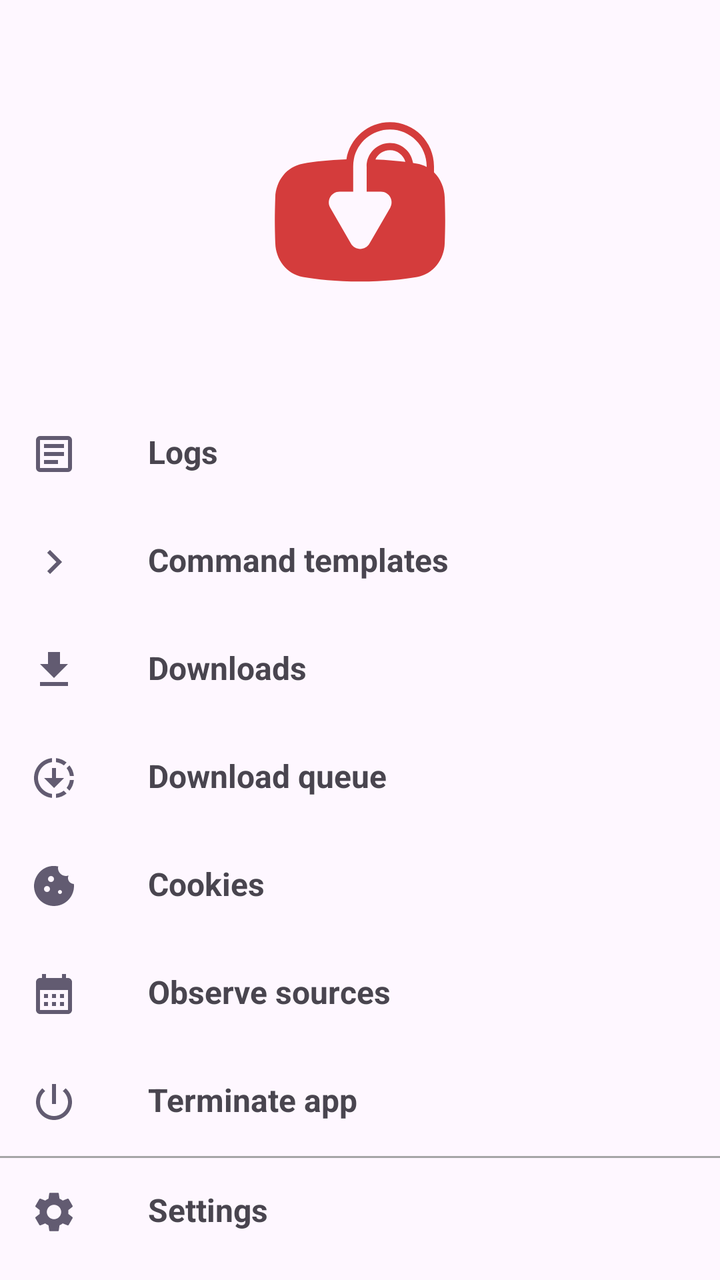
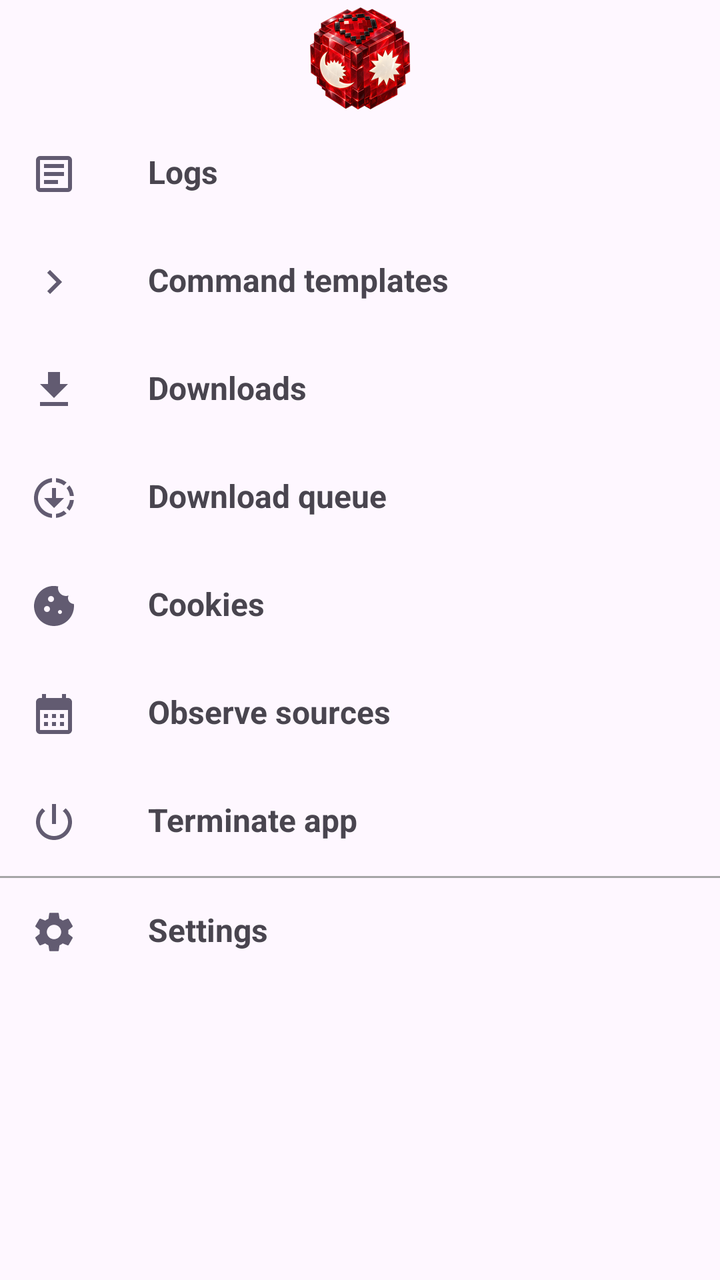

Screens rendered from an Android XML layout before and after an edit, with the pre-edit source and the edit as a unified diff.
<!-- AndroidManifest.xml: application theme BaseTheme -->
<!-- res/layout/fragment_more.xml -->
<?xml version="1.0" encoding="utf-8"?>
<RelativeLayout xmlns:app="http://schemas.android.com/apk/res-auto"
    xmlns:android="http://schemas.android.com/apk/res/android"
    xmlns:tools="http://schemas.android.com/tools"
    android:layout_width="match_parent"
    android:layout_height="wrap_content">

    <ScrollView
        android:layout_width="match_parent"
        android:layout_height="match_parent">

        <LinearLayout
            android:layout_width="match_parent"
            android:layout_height="wrap_content"
            android:gravity="top"
            android:orientation="vertical"
            tools:ignore="MissingConstraints">

            <ImageView
                android:id="@+id/app_icon"
                android:layout_width="wrap_content"
                android:layout_height="wrap_content"
                android:layout_gravity="center"
                android:background="@drawable/ic_app_icon"
                android:scaleType="center" />

            <TextView
                android:id="@+id/logs"
                android:layout_width="match_parent"
                android:layout_height="wrap_content"
                android:text="@string/logs"
                android:textStyle="bold"
                android:clickable="true"
                android:focusable="true"
                android:background="?android:attr/selectableItemBackground"
                android:paddingHorizontal="15dp"
                android:paddingVertical="15dp"
                android:drawablePadding="35dp"
                android:textSize="16sp"
                app:drawableStartCompat="@drawable/ic_baseline_file_open_24" />


            <TextView
                android:id="@+id/command_templates"
                android:layout_width="match_parent"
                android:layout_height="wrap_content"
                android:drawablePadding="35dp"
                android:textSize="16sp"
                android:paddingVertical="15dp"
                android:text="@string/command_templates"
                android:textStyle="bold"
                android:clickable="true"
                android:focusable="true"
                android:background="?android:attr/selectableItemBackground"
                android:paddingHorizontal="15dp"
                app:drawableStartCompat="@drawable/ic_baseline_keyboard_arrow_right_24" />

            <TextView
                android:id="@+id/downloads"
                android:layout_width="match_parent"
                android:layout_height="wrap_content"
                android:drawablePadding="35dp"
                android:textSize="16sp"
                android:paddingVertical="15dp"
                android:text="@string/downloads"
                android:textStyle="bold"
                android:clickable="true"
                android:focusable="true"
                android:background="?android:attr/selectableItemBackground"
                android:paddingHorizontal="15dp"
                app:drawableTint="?android:colorAccent"
                app:drawableStartCompat="@drawable/ic_downloads" />

            <TextView
                android:id="@+id/download_queue"
                android:layout_width="match_parent"
                android:layout_height="wrap_content"
                android:drawablePadding="35dp"
                android:textSize="16sp"
                android:paddingVertical="15dp"
                android:text="@string/download_queue"
                android:textStyle="bold"
                android:clickable="true"
                android:focusable="true"
                android:background="?android:attr/selectableItemBackground"
                android:paddingHorizontal="15dp"
                app:drawableTint="?android:colorAccent"
                app:drawableStartCompat="@drawable/baseline_downloading_24" />

            <TextView
                android:id="@+id/cookies"
                android:layout_width="match_parent"
                android:layout_height="wrap_content"
                android:drawablePadding="35dp"
                android:textSize="16sp"
                android:paddingVertical="15dp"
                android:text="@string/cookies"
                android:textStyle="bold"
                android:clickable="true"
                android:focusable="true"
                android:background="?android:attr/selectableItemBackground"
                android:paddingHorizontal="15dp"
                app:drawableStartCompat="@drawable/baseline_cookie_24" />

            <TextView
                android:id="@+id/observe_sources"
                android:layout_width="match_parent"
                android:layout_height="wrap_content"
                android:drawablePadding="35dp"
                android:textSize="16sp"
                android:paddingVertical="15dp"
                android:text="@string/observe_sources"
                android:textStyle="bold"
                android:clickable="true"
                android:focusable="true"
                android:background="?android:attr/selectableItemBackground"
                android:paddingHorizontal="15dp"
                app:drawableStartCompat="@drawable/baseline_calendar_month_24" />

            <TextView
                android:id="@+id/terminate"
                android:layout_width="match_parent"
                android:layout_height="wrap_content"
                android:drawablePadding="35dp"
                android:textSize="16sp"
                android:clickable="true"
                android:focusable="true"
                android:background="?android:attr/selectableItemBackground"
                android:paddingVertical="15dp"
                android:text="@string/kill_app"
                android:textStyle="bold"
                android:paddingHorizontal="15dp"
                app:drawableStartCompat="@drawable/ic_power" />


            <View
                android:layout_margin="0dp"
                style="@style/Divider.Horizontal" />

            <TextView
                android:id="@+id/settings"
                android:layout_width="match_parent"
                android:layout_height="wrap_content"
                android:drawablePadding="35dp"
                android:textSize="16sp"
                android:paddingVertical="15dp"
                android:text="@string/settings"
                android:textStyle="bold"
                android:clickable="true"
                android:focusable="true"
                android:background="?android:attr/selectableItemBackground"
                android:paddingHorizontal="15dp"
                app:drawableStartCompat="@drawable/ic_settings" />

        </LinearLayout>

    </ScrollView>


</RelativeLayout>
<!-- resources referenced by this layout -->
<resources>
  <!-- drawable ic_app_icon (drawable) -->
  <vector
      xmlns:android="http://schemas.android.com/apk/res/android"
      android:name="vector"
      android:width="200dp"
      android:gravity="fill_horizontal|fill_vertical"
      android:height="200dp"
      android:viewportWidth="108"
      android:viewportHeight="108">
      <path
          android:name="path"
          android:pathData="M 73.977 46.512 C 75.734 48.222 76.781 50.662 76.872 53.315 C 76.945 55.412 77 57.629 77 59.482 C 77 61.335 76.945 63.552 76.872 65.649 C 76.718 70.133 73.835 74.006 69.404 74.78 C 65.706 75.426 60.571 76 54 76 C 47.429 76 42.294 75.426 38.596 74.78 C 34.165 74.006 31.282 70.133 31.128 65.649 C 31.055 63.552 31 61.335 31 59.482 C 31 57.629 31.055 55.412 31.128 53.315 C 31.282 48.831 34.165 44.957 38.596 44.183 C 41.576 43.663 45.489 43.189 50.335 43.025 C 51.232 37.348 56.145 33 62.083 33 C 68.658 33 73.977 38.331 73.977 44.895 L 73.977 46.512 Z M 52.345 42.976 C 52.886 42.968 53.438 42.963 54 42.963 L 54.086 42.963 C 53.495 42.964 52.915 42.969 52.347 42.978 C 52.224 43.601 52.16 44.244 52.16 44.902 L 52.16 51.756 L 48.489 51.76 C 46.26 51.763 44.867 54.174 45.98 56.106 L 51.541 65.764 C 52.656 67.699 55.448 67.701 56.565 65.767 L 62.15 56.095 C 63.267 54.161 61.869 51.744 59.636 51.747 L 55.803 51.752 L 55.803 44.902 L 55.803 44.895 L 55.782 44.895 C 55.782 41.413 58.603 38.59 62.083 38.59 C 65.26 38.59 67.888 40.943 68.322 44.003 C 68.695 44.062 69.056 44.122 69.404 44.183 C 70.345 44.347 71.216 44.651 72.006 45.071 L 72.006 44.895 C 72.006 39.412 67.563 34.967 62.083 34.967 C 57.259 34.967 53.239 38.411 52.345 42.976 Z M 66.248 43.705 C 65.731 41.885 64.058 40.557 62.083 40.557 C 60.356 40.557 58.86 41.571 58.166 43.043 C 61.248 43.162 63.941 43.407 66.248 43.705 Z"
          android:fillColor="#d43c3c"
          android:strokeWidth="1"
          android:fillType="evenOdd"/>
  </vector>
  <!-- drawable ic_downloads (drawable) -->
  <vector android:height="24dp"
      android:viewportHeight="24" android:viewportWidth="24"
      android:width="24dp" xmlns:android="http://schemas.android.com/apk/res/android">
      <path android:fillColor="?android:colorAccent" android:pathData="M5,20h14v-2H5V20zM19,9h-4V3H9v6H5l7,7L19,9z"/>
  </vector>
  <string name="command_templates">Command templates</string>
  <string name="cookies">Cookies</string>
  <string name="download_queue">Download queue</string>
  <string name="downloads">Downloads</string>
  <string name="kill_app">Terminate app</string>
  <string name="logs">Logs</string>
  <string name="observe_sources">Observe sources</string>
  <string name="settings">Settings</string>
  <style name="Divider.Horizontal" parent="Divider">
          <item name="android:layout_width">match_parent</item>
          <item name="android:layout_height">1dp</item> // You can change thickness here.
          <item name="android:layout_marginBottom">10dp</item>
      </style>
  <style name="Divider">
          <item name="android:background">@color/light_grey</item>
      </style>
  <style name="Preference.SwitchPreferenceCompat.Material3" parent="@style/Preference.SwitchPreferenceCompat.Material">
          <item name="widgetLayout">@layout/preferece_material_switch</item>
      </style>
  <style name="snackBarStyle" parent="@style/Widget.Material3.Snackbar">
          <item name="shapeAppearance">@style/ShapeAppearance.Material3.Corner.ExtraLarge</item>
          <item name="android:paddingStart">20dp</item>
          <item name="android:paddingEnd">20dp</item>
          <item name="maxLines">2</item>
          <item name="animationMode">slide</item>
      </style>
  <style name="PreferenceTheme" parent="PreferenceThemeOverlay">
          <item name="singleLineTitle">false</item>
      </style>
  <color name="light_grey">#A6A6A6</color>
  <!-- unchanged entries left out for length: 8 -->
</resources>

<!-- the commit's change to res/layout/fragment_more.xml (unified diff, before → after) -->
@@ -21,7 +21,8 @@
                 android:layout_width="wrap_content"
                 android:layout_height="wrap_content"
                 android:layout_gravity="center"
-                android:background="@drawable/ic_app_icon"
+                android:src="@drawable/setotower_mark"
+                android:background="@android:color/transparent"
                 android:scaleType="center" />
 
             <TextView
<!-- resource entries referenced after the edit -->
@@ -1,27 +1,12 @@
 <!-- resources referenced by this layout -->
 <resources>
-  <!-- drawable ic_app_icon (drawable) -->
-  <vector
-      xmlns:android="http://schemas.android.com/apk/res/android"
-      android:name="vector"
-      android:width="200dp"
-      android:gravity="fill_horizontal|fill_vertical"
-      android:height="200dp"
-      android:viewportWidth="108"
-      android:viewportHeight="108">
-      <path
-          android:name="path"
-          android:pathData="M 73.977 46.512 C 75.734 48.222 76.781 50.662 76.872 53.315 C 76.945 55.412 77 57.629 77 59.482 C 77 61.335 76.945 63.552 76.872 65.649 C 76.718 70.133 73.835 74.006 69.404 74.78 C 65.706 75.426 60.571 76 54 76 C 47.429 76 42.294 75.426 38.596 74.78 C 34.165 74.006 31.282 70.133 31.128 65.649 C 31.055 63.552 31 61.335 31 59.482 C 31 57.629 31.055 55.412 31.128 53.315 C 31.282 48.831 34.165 44.957 38.596 44.183 C 41.576 43.663 45.489 43.189 50.335 43.025 C 51.232 37.348 56.145 33 62.083 33 C 68.658 33 73.977 38.331 73.977 44.895 L 73.977 46.512 Z M 52.345 42.976 C 52.886 42.968 53.438 42.963 54 42.963 L 54.086 42.963 C 53.495 42.964 52.915 42.969 52.347 42.978 C 52.224 43.601 52.16 44.244 52.16 44.902 L 52.16 51.756 L 48.489 51.76 C 46.26 51.763 44.867 54.174 45.98 56.106 L 51.541 65.764 C 52.656 67.699 55.448 67.701 56.565 65.767 L 62.15 56.095 C 63.267 54.161 61.869 51.744 59.636 51.747 L 55.803 51.752 L 55.803 44.902 L 55.803 44.895 L 55.782 44.895 C 55.782 41.413 58.603 38.59 62.083 38.59 C 65.26 38.59 67.888 40.943 68.322 44.003 C 68.695 44.062 69.056 44.122 69.404 44.183 C 70.345 44.347 71.216 44.651 72.006 45.071 L 72.006 44.895 C 72.006 39.412 67.563 34.967 62.083 34.967 C 57.259 34.967 53.239 38.411 52.345 42.976 Z M 66.248 43.705 C 65.731 41.885 64.058 40.557 62.083 40.557 C 60.356 40.557 58.86 41.571 58.166 43.043 C 61.248 43.162 63.941 43.407 66.248 43.705 Z"
-          android:fillColor="#d43c3c"
-          android:strokeWidth="1"
-          android:fillType="evenOdd"/>
-  </vector>
   <!-- drawable ic_downloads (drawable) -->
   <vector android:height="24dp"
       android:viewportHeight="24" android:viewportWidth="24"
       android:width="24dp" xmlns:android="http://schemas.android.com/apk/res/android">
       <path android:fillColor="?android:colorAccent" android:pathData="M5,20h14v-2H5V20zM19,9h-4V3H9v6H5l7,7L19,9z"/>
   </vector>
+  <!-- drawable setotower_mark: png bitmap (drawable-nodpi, 49876 bytes) -->
   <string name="command_templates">Command templates</string>
   <string name="cookies">Cookies</string>
   <string name="download_queue">Download queue</string>
